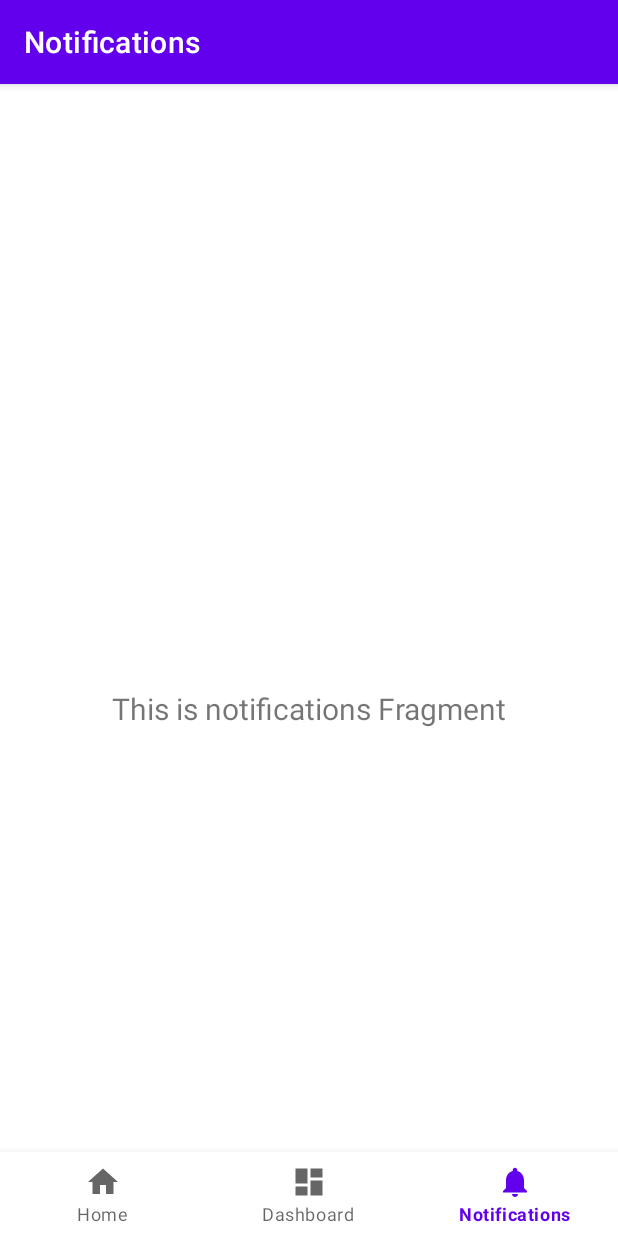
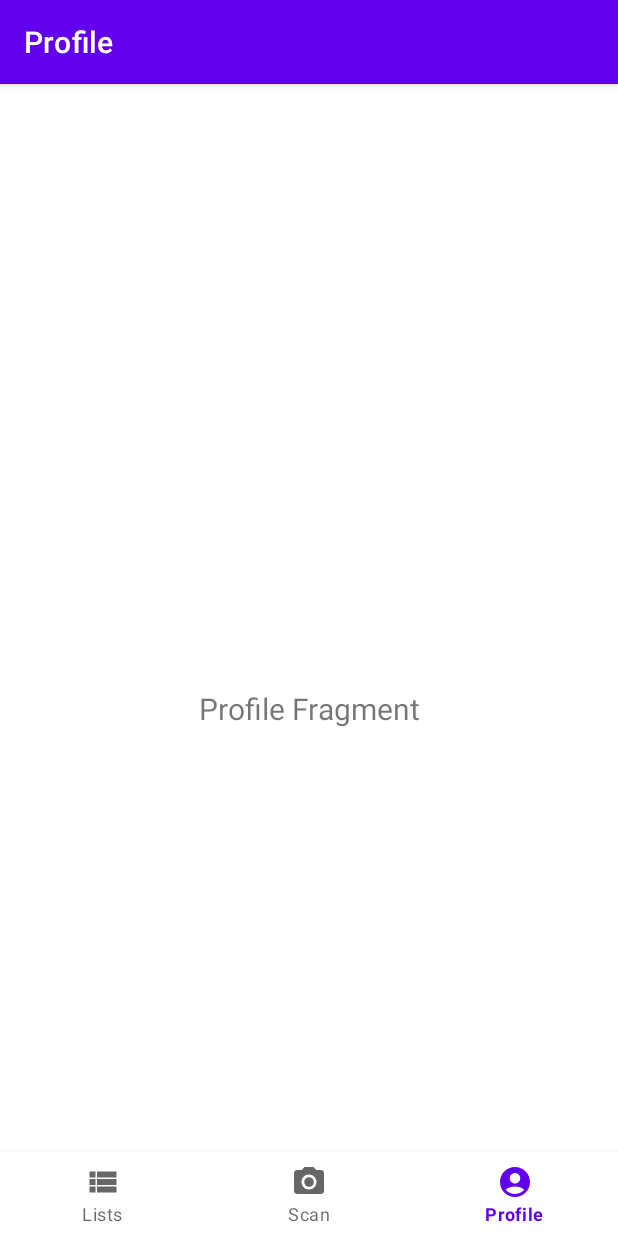
Before and after one commit to helloItsBob/AllergenDetector, an Android app: the ProfileFragment screen opened through its navigation route, item 3 of the bottom bar chosen, on a phone screen of 412 x 824 dp. Run offline under Robolectric (Android 15) with nearby library versions, the phone set to English and light mode, and no system bars; our stand-ins replace navigation-ui.

Commit message:
Basic navigation functionality

```diff
--- a/app/src/main/java/com/bpr/allergendetector/MainActivity.kt
+++ b/app/src/main/java/com/bpr/allergendetector/MainActivity.kt
@@ -26,7 +26,7 @@ class MainActivity : AppCompatActivity() {
         // menu should be considered as top level destinations.
         val appBarConfiguration = AppBarConfiguration(
             setOf(
-                R.id.navigation_home, R.id.navigation_dashboard, R.id.navigation_notifications
+                R.id.navigation_lists, R.id.navigation_scan, R.id.navigation_profile
             )
         )
         setupActionBarWithNavController(navController, appBarConfiguration)
--- a/app/src/main/java/com/bpr/allergendetector/ui/home/HomeFragment.kt
+++ b/app/src/main/java/com/bpr/allergendetector/ui/lists/ListsFragment.kt
@@ -1,17 +1,19 @@
-package com.bpr.allergendetector.ui.home
+package com.bpr.allergendetector.ui.lists
 
 import android.os.Bundle
 import android.view.LayoutInflater
 import android.view.View
 import android.view.ViewGroup
+import android.widget.SeekBar
 import android.widget.TextView
 import androidx.fragment.app.Fragment
 import androidx.lifecycle.ViewModelProvider
-import com.bpr.allergendetector.databinding.FragmentHomeBinding
+import com.bpr.allergendetector.R
+import com.bpr.allergendetector.databinding.FragmentListsBinding
 
-class HomeFragment : Fragment() {
+class ListsFragment : Fragment() {
 
-    private var _binding: FragmentHomeBinding? = null
+    private var _binding: FragmentListsBinding? = null
 
     // This property is only valid between onCreateView and
     // onDestroyView.
@@ -22,14 +24,14 @@ class HomeFragment : Fragment() {
         container: ViewGroup?,
         savedInstanceState: Bundle?
     ): View {
-        val homeViewModel =
-            ViewModelProvider(this).get(HomeViewModel::class.java)
+        val listsViewModel =
+            ViewModelProvider(this).get(ListsViewModel::class.java)
 
-        _binding = FragmentHomeBinding.inflate(inflater, container, false)
+        _binding = FragmentListsBinding.inflate(inflater, container, false)
         val root: View = binding.root
 
-        val textView: TextView = binding.textHome
-        homeViewModel.text.observe(viewLifecycleOwner) {
+        val textView: TextView = binding.textLists
+        listsViewModel.text.observe(viewLifecycleOwner) {
             textView.text = it
         }
         return root
--- a/app/src/main/java/com/bpr/allergendetector/ui/notifications/NotificationsViewModel.kt
+++ b/app/src/main/java/com/bpr/allergendetector/ui/lists/ListsViewModel.kt
@@ -1,13 +1,13 @@
-package com.bpr.allergendetector.ui.notifications
+package com.bpr.allergendetector.ui.lists
 
 import androidx.lifecycle.LiveData
 import androidx.lifecycle.MutableLiveData
 import androidx.lifecycle.ViewModel
 
-class NotificationsViewModel : ViewModel() {
+class ListsViewModel : ViewModel() {
 
     private val _text = MutableLiveData<String>().apply {
-        value = "This is notifications Fragment"
+        value = "Lists Fragment"
     }
     val text: LiveData<String> = _text
 }
--- a/app/src/main/java/com/bpr/allergendetector/ui/dashboard/DashboardFragment.kt
+++ b/app/src/main/java/com/bpr/allergendetector/ui/profile/ProfileFragment.kt
@@ -1,4 +1,4 @@
-package com.bpr.allergendetector.ui.dashboard
+package com.bpr.allergendetector.ui.profile
 
 import android.os.Bundle
 import android.view.LayoutInflater
@@ -7,11 +7,11 @@ import android.view.ViewGroup
 import android.widget.TextView
 import androidx.fragment.app.Fragment
 import androidx.lifecycle.ViewModelProvider
-import com.bpr.allergendetector.databinding.FragmentDashboardBinding
+import com.bpr.allergendetector.databinding.FragmentProfileBinding
 
-class DashboardFragment : Fragment() {
+class ProfileFragment : Fragment() {
 
-    private var _binding: FragmentDashboardBinding? = null
+    private var _binding: FragmentProfileBinding? = null
 
     // This property is only valid between onCreateView and
     // onDestroyView.
@@ -22,14 +22,14 @@ class DashboardFragment : Fragment() {
         container: ViewGroup?,
         savedInstanceState: Bundle?
     ): View {
-        val dashboardViewModel =
-            ViewModelProvider(this).get(DashboardViewModel::class.java)
+        val profileViewModel =
+            ViewModelProvider(this).get(ProfileViewModel::class.java)
 
-        _binding = FragmentDashboardBinding.inflate(inflater, container, false)
+        _binding = FragmentProfileBinding.inflate(inflater, container, false)
         val root: View = binding.root
 
-        val textView: TextView = binding.textDashboard
-        dashboardViewModel.text.observe(viewLifecycleOwner) {
+        val textView: TextView = binding.textProfile
+        profileViewModel.text.observe(viewLifecycleOwner) {
             textView.text = it
         }
         return root
--- a/app/src/main/java/com/bpr/allergendetector/ui/home/HomeViewModel.kt
+++ b/app/src/main/java/com/bpr/allergendetector/ui/profile/ProfileViewModel.kt
@@ -1,13 +1,13 @@
-package com.bpr.allergendetector.ui.home
+package com.bpr.allergendetector.ui.profile
 
 import androidx.lifecycle.LiveData
 import androidx.lifecycle.MutableLiveData
 import androidx.lifecycle.ViewModel
 
-class HomeViewModel : ViewModel() {
+class ProfileViewModel : ViewModel() {
 
     private val _text = MutableLiveData<String>().apply {
-        value = "This is home Fragment"
+        value = "Profile Fragment"
     }
     val text: LiveData<String> = _text
 }
--- a/app/src/main/java/com/bpr/allergendetector/ui/notifications/NotificationsFragment.kt
+++ b/app/src/main/java/com/bpr/allergendetector/ui/scan/ScanFragment.kt
@@ -1,4 +1,4 @@
-package com.bpr.allergendetector.ui.notifications
+package com.bpr.allergendetector.ui.scan
 
 import android.os.Bundle
 import android.view.LayoutInflater
@@ -7,11 +7,11 @@ import android.view.ViewGroup
 import android.widget.TextView
 import androidx.fragment.app.Fragment
 import androidx.lifecycle.ViewModelProvider
-import com.bpr.allergendetector.databinding.FragmentNotificationsBinding
+import com.bpr.allergendetector.databinding.FragmentScanBinding
 
-class NotificationsFragment : Fragment() {
+class ScanFragment : Fragment() {
 
-    private var _binding: FragmentNotificationsBinding? = null
+    private var _binding: FragmentScanBinding? = null
 
     // This property is only valid between onCreateView and
     // onDestroyView.
@@ -22,14 +22,14 @@ class NotificationsFragment : Fragment() {
         container: ViewGroup?,
         savedInstanceState: Bundle?
     ): View {
-        val notificationsViewModel =
-            ViewModelProvider(this).get(NotificationsViewModel::class.java)
+        val scanViewModel =
+            ViewModelProvider(this).get(ScanViewModel::class.java)
 
-        _binding = FragmentNotificationsBinding.inflate(inflater, container, false)
+        _binding = FragmentScanBinding.inflate(inflater, container, false)
         val root: View = binding.root
 
-        val textView: TextView = binding.textNotifications
-        notificationsViewModel.text.observe(viewLifecycleOwner) {
+        val textView: TextView = binding.textScan
+        scanViewModel.text.observe(viewLifecycleOwner) {
             textView.text = it
         }
         return root
--- a/app/src/main/java/com/bpr/allergendetector/ui/dashboard/DashboardViewModel.kt
+++ b/app/src/main/java/com/bpr/allergendetector/ui/scan/ScanViewModel.kt
@@ -1,13 +1,13 @@
-package com.bpr.allergendetector.ui.dashboard
+package com.bpr.allergendetector.ui.scan
 
 import androidx.lifecycle.LiveData
 import androidx.lifecycle.MutableLiveData
 import androidx.lifecycle.ViewModel
 
-class DashboardViewModel : ViewModel() {
+class ScanViewModel : ViewModel() {
 
     private val _text = MutableLiveData<String>().apply {
-        value = "This is dashboard Fragment"
+        value = "Scan Fragment"
     }
     val text: LiveData<String> = _text
 }
--- /dev/null
+++ b/app/src/main/res/drawable/baseline_photo_camera_24.xml
@@ -0,0 +1,6 @@
+<vector android:height="24dp" android:tint="#000000"
+    android:viewportHeight="24" android:viewportWidth="24"
+    android:width="24dp" xmlns:android="http://schemas.android.com/apk/res/android">
+    <path android:fillColor="@android:color/white" android:pathData="M12,12m-3.2,0a3.2,3.2 0,1 1,6.4 0a3.2,3.2 0,1 1,-6.4 0"/>
+    <path android:fillColor="@android:color/white" android:pathData="M9,2L7.17,4L4,4c-1.1,0 -2,0.9 -2,2v12c0,1.1 0.9,2 2,2h16c1.1,0 2,-0.9 2,-2L22,6c0,-1.1 -0.9,-2 -2,-2h-3.17L15,2L9,2zM12,17c-2.76,0 -5,-2.24 -5,-5s2.24,-5 5,-5 5,2.24 5,5 -2.24,5 -5,5z"/>
+</vector>
--- /dev/null
+++ b/app/src/main/res/drawable/baseline_profile_circle_24.xml
@@ -0,0 +1,5 @@
+<vector android:height="24dp" android:tint="#000000"
+    android:viewportHeight="24" android:viewportWidth="24"
+    android:width="24dp" xmlns:android="http://schemas.android.com/apk/res/android">
+    <path android:fillColor="@android:color/white" android:pathData="M12,2C6.48,2 2,6.48 2,12s4.48,10 10,10s10,-4.48 10,-10S17.52,2 12,2zM12,6c1.93,0 3.5,1.57 3.5,3.5S13.93,13 12,13s-3.5,-1.57 -3.5,-3.5S10.07,6 12,6zM12,20c-2.03,0 -4.43,-0.82 -6.14,-2.88C7.55,15.8 9.68,15 12,15s4.45,0.8 6.14,2.12C16.43,19.18 14.03,20 12,20z"/>
+</vector>
--- /dev/null
+++ b/app/src/main/res/drawable/baseline_view_list_24.xml
@@ -0,0 +1,5 @@
+<vector android:autoMirrored="true" android:height="24dp"
+    android:tint="#000000" android:viewportHeight="24"
+    android:viewportWidth="24" android:width="24dp" xmlns:android="http://schemas.android.com/apk/res/android">
+    <path android:fillColor="@android:color/white" android:pathData="M3,14h4v-4H3V14zM3,19h4v-4H3V19zM3,9h4V5H3V9zM8,14h13v-4H8V14zM8,19h13v-4H8V19zM8,5v4h13V5H8z"/>
+</vector>
--- a/app/src/main/res/drawable/ic_dashboard_black_24dp.xml
+++ /dev/null
@@ -1,9 +0,0 @@
-<vector xmlns:android="http://schemas.android.com/apk/res/android"
-    android:width="24dp"
-    android:height="24dp"
-    android:viewportWidth="24.0"
-    android:viewportHeight="24.0">
-    <path
-        android:fillColor="#FF000000"
-        android:pathData="M3,13h8L11,3L3,3v10zM3,21h8v-6L3,15v6zM13,21h8L21,11h-8v10zM13,3v6h8L21,3h-8z" />
-</vector>
--- a/app/src/main/res/drawable/ic_home_black_24dp.xml
+++ /dev/null
@@ -1,9 +0,0 @@
-<vector xmlns:android="http://schemas.android.com/apk/res/android"
-    android:width="24dp"
-    android:height="24dp"
-    android:viewportWidth="24.0"
-    android:viewportHeight="24.0">
-    <path
-        android:fillColor="#FF000000"
-        android:pathData="M10,20v-6h4v6h5v-8h3L12,3 2,12h3v8z" />
-</vector>
--- a/app/src/main/res/drawable/ic_notifications_black_24dp.xml
+++ /dev/null
@@ -1,9 +0,0 @@
-<vector xmlns:android="http://schemas.android.com/apk/res/android"
-    android:width="24dp"
-    android:height="24dp"
-    android:viewportWidth="24.0"
-    android:viewportHeight="24.0">
-    <path
-        android:fillColor="#FF000000"
-        android:pathData="M12,22c1.1,0 2,-0.9 2,-2h-4c0,1.1 0.89,2 2,2zM18,16v-5c0,-3.07 -1.64,-5.64 -4.5,-6.32L13.5,4c0,-0.83 -0.67,-1.5 -1.5,-1.5s-1.5,0.67 -1.5,1.5v0.68C7.63,5.36 6,7.92 6,11v5l-2,2v1h16v-1l-2,-2z" />
-</vector>
--- a/app/src/main/res/layout/fragment_dashboard.xml
+++ b/app/src/main/res/layout/fragment_lists.xml
@@ -4,10 +4,10 @@
     xmlns:tools="http://schemas.android.com/tools"
     android:layout_width="match_parent"
     android:layout_height="match_parent"
-    tools:context=".ui.dashboard.DashboardFragment">
+    tools:context=".ui.lists.ListsFragment">
 
     <TextView
-        android:id="@+id/text_dashboard"
+        android:id="@+id/text_lists"
         android:layout_width="match_parent"
         android:layout_height="wrap_content"
         android:layout_marginStart="8dp"
--- a/app/src/main/res/layout/fragment_home.xml
+++ b/app/src/main/res/layout/fragment_profile.xml
@@ -4,10 +4,10 @@
     xmlns:tools="http://schemas.android.com/tools"
     android:layout_width="match_parent"
     android:layout_height="match_parent"
-    tools:context=".ui.home.HomeFragment">
+    tools:context=".ui.profile.ProfileFragment">
 
     <TextView
-        android:id="@+id/text_home"
+        android:id="@+id/text_profile"
         android:layout_width="match_parent"
         android:layout_height="wrap_content"
         android:layout_marginStart="8dp"
--- a/app/src/main/res/layout/fragment_notifications.xml
+++ b/app/src/main/res/layout/fragment_scan.xml
@@ -4,10 +4,10 @@
     xmlns:tools="http://schemas.android.com/tools"
     android:layout_width="match_parent"
     android:layout_height="match_parent"
-    tools:context=".ui.notifications.NotificationsFragment">
+    tools:context=".ui.scan.ScanFragment">
 
     <TextView
-        android:id="@+id/text_notifications"
+        android:id="@+id/text_scan"
         android:layout_width="match_parent"
         android:layout_height="wrap_content"
         android:layout_marginStart="8dp"
--- a/app/src/main/res/menu/bottom_nav_menu.xml
+++ b/app/src/main/res/menu/bottom_nav_menu.xml
@@ -2,18 +2,18 @@
 <menu xmlns:android="http://schemas.android.com/apk/res/android">
 
     <item
-        android:id="@+id/navigation_home"
-        android:icon="@drawable/ic_home_black_24dp"
-        android:title="@string/title_home" />
+        android:id="@+id/navigation_lists"
+        android:icon="@drawable/baseline_view_list_24"
+        android:title="@string/title_lists" />
 
     <item
-        android:id="@+id/navigation_dashboard"
-        android:icon="@drawable/ic_dashboard_black_24dp"
-        android:title="@string/title_dashboard" />
+        android:id="@+id/navigation_scan"
+        android:icon="@drawable/baseline_photo_camera_24"
+        android:title="@string/title_scan" />
 
     <item
-        android:id="@+id/navigation_notifications"
-        android:icon="@drawable/ic_notifications_black_24dp"
-        android:title="@string/title_notifications" />
+        android:id="@+id/navigation_profile"
+        android:icon="@drawable/baseline_profile_circle_24"
+        android:title="@string/title_profile" />
 
 </menu>
--- a/app/src/main/res/navigation/mobile_navigation.xml
+++ b/app/src/main/res/navigation/mobile_navigation.xml
@@ -3,23 +3,23 @@
     xmlns:app="http://schemas.android.com/apk/res-auto"
     xmlns:tools="http://schemas.android.com/tools"
     android:id="@+id/mobile_navigation"
-    app:startDestination="@+id/navigation_home">
+    app:startDestination="@+id/navigation_scan">
 
     <fragment
-        android:id="@+id/navigation_home"
-        android:name="com.bpr.allergendetector.ui.home.HomeFragment"
-        android:label="@string/title_home"
-        tools:layout="@layout/fragment_home" />
+        android:id="@+id/navigation_lists"
+        android:name="com.bpr.allergendetector.ui.lists.ListsFragment"
+        android:label="@string/title_lists"
+        tools:layout="@layout/fragment_lists" />
 
     <fragment
-        android:id="@+id/navigation_dashboard"
-        android:name="com.bpr.allergendetector.ui.dashboard.DashboardFragment"
-        android:label="@string/title_dashboard"
-        tools:layout="@layout/fragment_dashboard" />
+        android:id="@+id/navigation_scan"
+        android:name="com.bpr.allergendetector.ui.scan.ScanFragment"
+        android:label="@string/title_scan"
+        tools:layout="@layout/fragment_scan" />
 
     <fragment
-        android:id="@+id/navigation_notifications"
-        android:name="com.bpr.allergendetector.ui.notifications.NotificationsFragment"
-        android:label="@string/title_notifications"
-        tools:layout="@layout/fragment_notifications" />
+        android:id="@+id/navigation_profile"
+        android:name="com.bpr.allergendetector.ui.profile.ProfileFragment"
+        android:label="@string/title_profile"
+        tools:layout="@layout/fragment_profile" />
 </navigation>
--- a/app/src/main/res/values/strings.xml
+++ b/app/src/main/res/values/strings.xml
@@ -1,6 +1,6 @@
 <resources>
     <string name="app_name">AllergenDetector</string>
-    <string name="title_home">Home</string>
-    <string name="title_dashboard">Dashboard</string>
-    <string name="title_notifications">Notifications</string>
+    <string name="title_lists">Lists</string>
+    <string name="title_scan">Scan</string>
+    <string name="title_profile">Profile</string>
 </resources>
```
